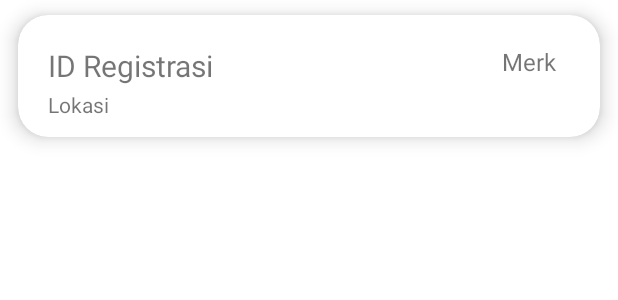
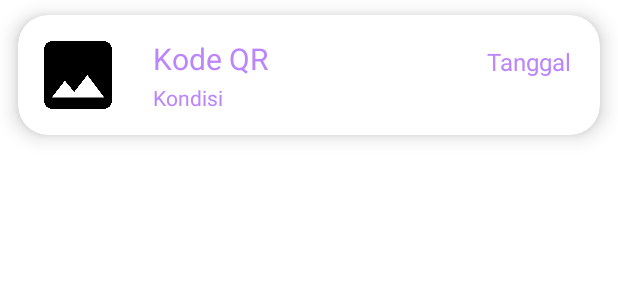
Before and after one commit to LinusArdell/APAR-Tracker, an Android app: the layout recycler_equipment.xml on its own in the app's theme, with its tools: preview values and no code run, on a phone screen of 412 x 824 dp. Shown: the top 300 px of the screen. Run offline under Robolectric (Android 15) with nearby library versions, the phone set to English and light mode, and no system bars.

Commit message:
Commit
Recycler View

```diff
--- a/app/build.gradle
+++ b/app/build.gradle
@@ -49,6 +49,7 @@ dependencies {
     implementation 'com.journeyapps:zxing-android-embedded:4.3.0'
     implementation 'com.google.zxing:core:3.4.1'
 
-//    implementation 'me.dm7.barcodescanner:zxing:1.9.13'
-//    implementation 'com.karumi:dexter:6.2.2'
+    implementation 'com.github.bumptech.glide:glide:4.14.2'
+    annotationProcessor 'com.github.bumptech.glide:compiler:4.14.2'
+    implementation 'com.github.clans:fab:1.6.4'
 }
--- a/app/src/main/res/layout/activity_equipment_tambah.xml
+++ b/app/src/main/res/layout/activity_equipment_tambah.xml
@@ -10,7 +10,7 @@
         android:layout_width="match_parent"
         android:layout_height="match_parent"
         android:orientation="vertical"
-        android:gravity="center"
+        android:gravity="center_horizontal"
         android:layout_gravity="center"
         android:id="@+id/layout_result">
 
--- a/app/src/main/res/layout/recycler_equipment.xml
+++ b/app/src/main/res/layout/recycler_equipment.xml
@@ -15,33 +15,48 @@
         android:layout_width="match_parent"
         android:layout_height="wrap_content">
 
+        <com.google.android.material.imageview.ShapeableImageView
+            android:layout_width="60dp"
+            android:layout_height="60dp"
+            android:id="@+id/recImage"
+            android:src="@drawable/baseline_image_24"
+            android:layout_marginStart="10dp"
+            android:layout_marginBottom="10dp"
+            android:layout_marginTop="10dp"
+            android:scaleType="centerCrop"/>
+
         <TextView
-            android:layout_width="wrap_content"
+            android:layout_width="120dp"
             android:layout_height="30dp"
-            android:id="@+id/recycler_tv_noreg"
-            android:text="ID Registrasi"
+            android:id="@+id/recQr"
+            android:text="Kode QR"
+            android:textColor="@color/purple_200"
             android:textSize="20sp"
-            android:layout_marginTop="20dp"
-            android:layout_marginStart="20dp" />
+            android:layout_marginTop="15dp"
+            android:layout_marginStart="20dp"
+            android:layout_toEndOf="@id/recImage"/>
 
         <TextView
             android:layout_width="80dp"
-            android:layout_height="30dp"
-            android:id="@+id/recycler_tv_merk"
-            android:text="Merk"
-            android:layout_toEndOf="@id/recycler_tv_noreg"
+            android:layout_height="50dp"
+            android:id="@+id/tv_date"
+            android:text="Tanggal"
+            android:layout_toEndOf="@id/recQr"
             android:layout_marginTop="20dp"
-            android:layout_marginStart="170dp"
+            android:layout_marginStart="90dp"
             android:textAlignment="center"
+            android:textColor="@color/purple_200"
             android:textSize="16sp"/>
 
         <TextView
-            android:layout_width="140dp"
+            android:layout_width="120dp"
             android:layout_height="wrap_content"
-            android:id="@+id/recycler_tv_lokasi"
-            android:text="Lokasi"
+            android:id="@+id/tv_kondisi"
+            android:text="Kondisi"
+            android:textColor="@color/purple_200"
             android:textSize="14sp"
-            android:layout_below="@id/recycler_tv_noreg"
+            android:layout_toEndOf="@id/recImage"
+            android:layout_below="@id/recQr"
             android:layout_marginStart="20dp"
             android:maxLines="1"
             android:layout_marginBottom="12dp"/>
--- /dev/null
+++ b/app/src/main/res/xml/file_paths.xml
@@ -0,0 +1,4 @@
+<?xml version="1.0" encoding="utf-8"?>
+<paths xmlns:android="http://schemas.android.com/apk/res/android">
+    <external-files-path name="my_images" path="Pictures" />
+</paths>
```
Also changed, not shown: app/src/main/AndroidManifest.xml (+13 -2 lines), app/src/main/java/com/test/input/Adapter/EquipmentAdapter.java (+66 -1 lines), app/src/main/java/com/test/input/DataClass.java (+24 -7 lines), app/src/main/java/com/test/input/EquipmentTambahActivity.java (+5 -1 lines), app/src/main/java/com/test/input/MainActivity.java (+67 -20 lines), app/src/main/res/layout/activity_main.xml (+20 -2 lines).
